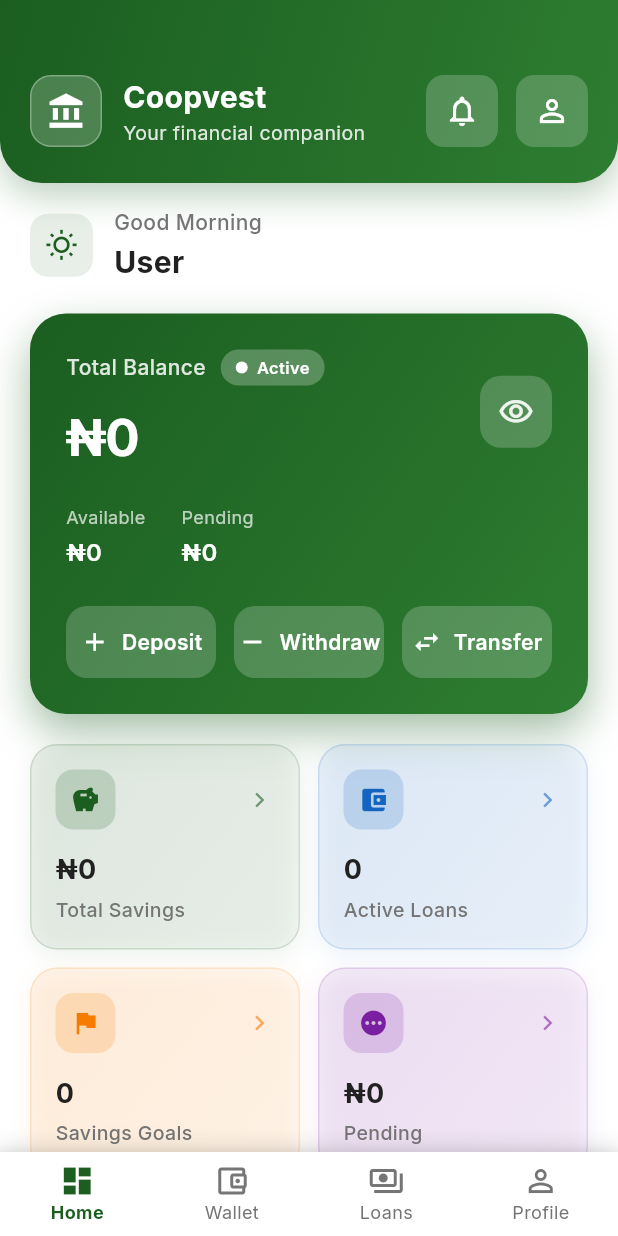
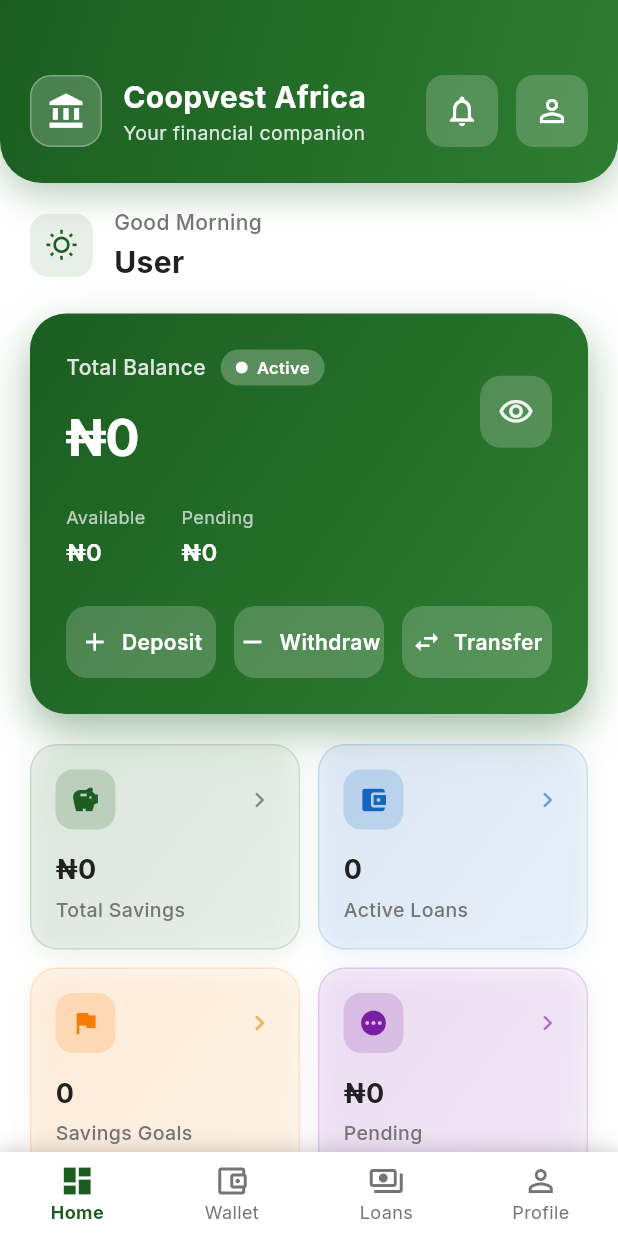
Before and after one commit to coopvestafrica-ops/coopV, a Flutter app: the screen it shows after launch, on a phone screen of 412 x 824 dp. Run offline on Flutter 3.47's test engine with Material 3 defaults, Android fonts, the phone set to English and light mode, and no system bars; our stand-ins replace connectivity_plus, dio, equatable, firebase_messaging, flutter_animate, flutter_local_notifications and 9 more; missing offline and left inert: mobile_scanner; accounts and stored records are empty; network calls fail; statements that could not run were skipped.

Commit message:
Fix: Update dashboard and notification text to 'Coopvest Africa' and verify splash screen logo

```diff
--- a/lib/core/services/notification_service.dart
+++ b/lib/core/services/notification_service.dart
@@ -128,7 +128,7 @@ class NotificationService {
     try {
       // Show local notification
       _showLocalNotification(
-        title: message.notification?.title ?? 'Coopvest',
+        title: message.notification?.title ?? 'Coopvest Africa',
         body: message.notification?.body ?? '',
         payload: jsonEncode(message.data),
       ).catchError((e) {
@@ -197,7 +197,7 @@ class NotificationService {
     try {
       const androidDetails = AndroidNotificationDetails(
         'coopvest_notifications',
-        'Coopvest Notifications',
+        'Coopvest Africa Notifications',
         channelDescription: 'General notifications',
         importance: Importance.high,
         priority: Priority.high,
--- a/lib/presentation/screens/home/home_dashboard_screen.dart
+++ b/lib/presentation/screens/home/home_dashboard_screen.dart
@@ -198,7 +198,7 @@ class _HomeDashboardScreenState extends ConsumerState<HomeDashboardScreen> with
                 crossAxisAlignment: CrossAxisAlignment.start,
                 children: [
                   Text(
-                    'Coopvest',
+                    'Coopvest Africa',
                     style: TextStyle(
                       fontSize: 20,
                       fontWeight: FontWeight.bold,
--- a/lib/presentation/screens/profile/profile_settings_screen.dart
+++ b/lib/presentation/screens/profile/profile_settings_screen.dart
@@ -524,7 +524,7 @@ class _ProfileSettingsScreenState extends ConsumerState<ProfileSettingsScreen> {
         title: Row(
           children: [
             const Text('About '),
-            Text('Coopvest', style: TextStyle(color: CoopvestColors.primary)),
+            Text('Coopvest Africa', style: TextStyle(color: CoopvestColors.primary)),
           ],
         ),
         content: SingleChildScrollView(
```
